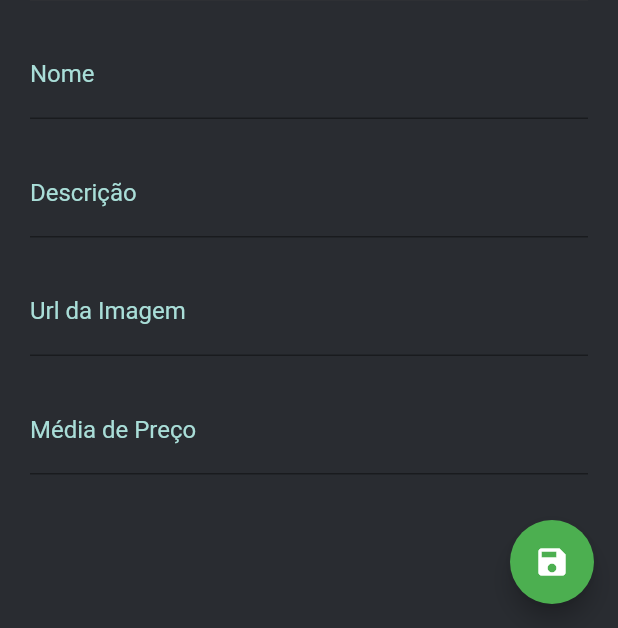
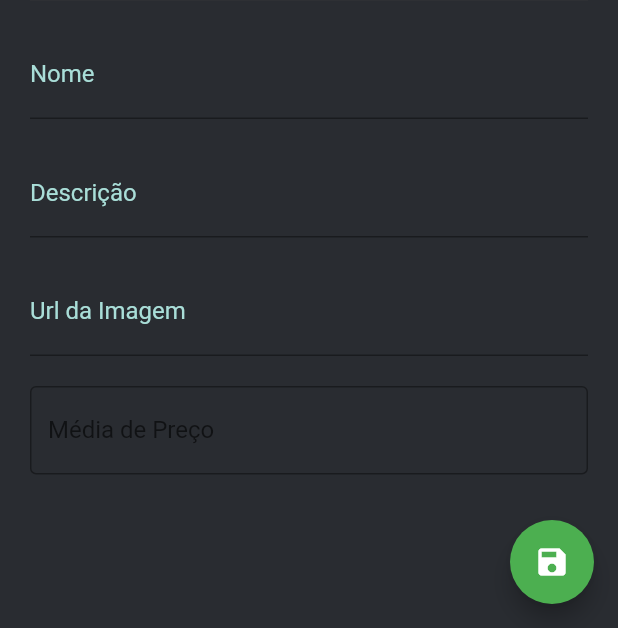
Before and after one commit to fpjunior/crud_flutter_fernando, a Flutter app: the EditarProduto screen opened directly with empty values, after a tap on the "edit" icon, on a phone screen of 412 x 824 dp, the part 608-1236 px from its top. Run offline on Flutter 3.47's test engine with Material 2 defaults, Android fonts, the phone set to English and light mode, and no system bars; drawn by our look-alikes of carousel_pro; our stand-ins replace cloud_firestore, firebase_core, flutter_staggered_animations, fluttertoast; accounts and stored records are empty; network calls fail.

Commit message:
alteraçao do textField 'preço' para receber um prefix e sufix

```diff
--- a/lib/view.dart
+++ b/lib/view.dart
@@ -190,16 +190,22 @@ class _EditarProdutoState extends State<EditarProduto> {
                   height: 20,
                 ),
                 isEditar == false
-                    ? TextField(
+                    ? TextFormField(
                         keyboardType: TextInputType.number,
                         style: TextStyle(color: Colors.white),
                         readOnly: isEditar,
                         controller: precoController,
-                        decoration: InputDecoration(
+                        decoration: const InputDecoration(
+                            // labelText: "Média de Preço",
+                            // labelStyle: TextStyle(
+                            //   color: Color(0xffA9DED8),
+                            // )
+                            border: OutlineInputBorder(),
                             labelText: "Média de Preço",
-                            labelStyle: TextStyle(
-                              color: Color(0xffA9DED8),
-                            )),
+                            prefixText: "R\$",
+                            prefixStyle: TextStyle(color: Colors.white),
+                            suffixText: "Reais",
+                            suffixStyle: TextStyle(color: Colors.green)),
                       )
                     : Container(
                         alignment: Alignment.bottomLeft,
```
